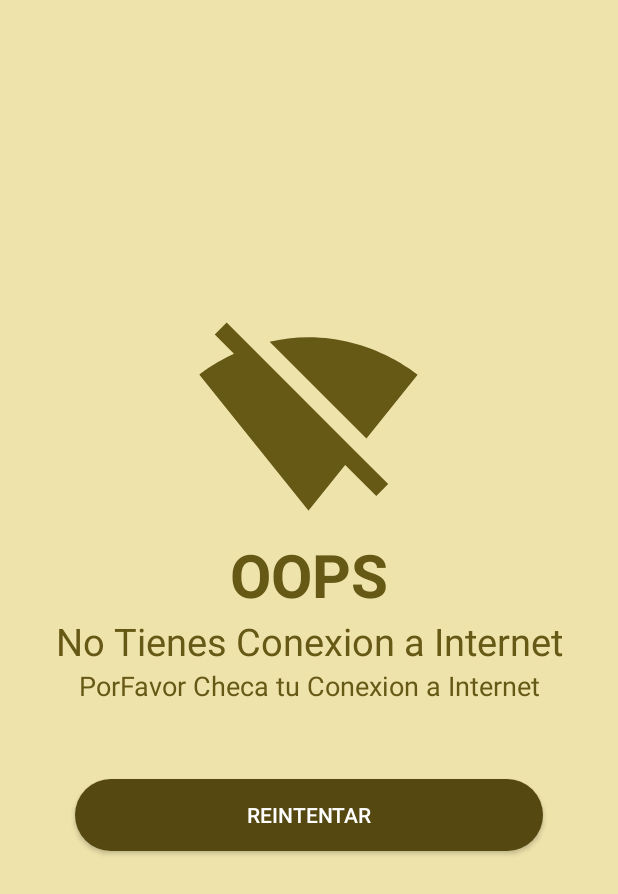
After one commit to BrayanSaldivar31/AndroidPolygons, an Android app: the layout check_internet_dialog.xml on its own in the app's theme, with its tools: preview values and no code run, on a phone screen of 412 x 824 dp. The commit adds this screen. Shown: the top 894 px of the screen. Run offline under Robolectric (Android 15) with nearby library versions, the phone set to English and light mode, and no system bars.

Commit message:
Se realizo la advertencia de tener o no internet

```diff
--- a/app/src/main/AndroidManifest.xml
+++ b/app/src/main/AndroidManifest.xml
@@ -1,6 +1,9 @@
 <?xml version="1.0" encoding="utf-8"?>
 <manifest xmlns:android="http://schemas.android.com/apk/res/android"
     xmlns:tools="http://schemas.android.com/tools">
+
+    <uses-permission android:name="android.permission.INTERNET"/>
+    <uses-permission android:name="android.permission.ACCESS_NETWORK_STATE"/>
 
     <application
         android:allowBackup="true"
--- /dev/null
+++ b/app/src/main/res/drawable/button_shape.xml
@@ -0,0 +1,9 @@
+<?xml version="1.0" encoding="utf-8"?>
+<selector xmlns:android="http://schemas.android.com/apk/res/android">
+    <item>
+        <shape android:shape="rectangle">
+            <solid android:color="@color/colorPrimaryDemo"/>
+            <corners android:radius="50dp"/>
+        </shape>
+    </item>
+</selector>
--- /dev/null
+++ b/app/src/main/res/drawable/ic_baseline_signal_wifi_off_24.xml
@@ -0,0 +1,5 @@
+<vector android:height="24dp" android:tint="#000000"
+    android:viewportHeight="24" android:viewportWidth="24"
+    android:width="24dp" xmlns:android="http://schemas.android.com/apk/res/android">
+    <path android:fillColor="@android:color/white" android:pathData="M23.64,7c-0.45,-0.34 -4.93,-4 -11.64,-4 -1.5,0 -2.89,0.19 -4.15,0.48L18.18,13.8 23.64,7zM17.04,15.22L3.27,1.44 2,2.72l2.05,2.06C1.91,5.76 0.59,6.82 0.36,7l11.63,14.49 0.01,0.01 0.01,-0.01 3.9,-4.86 3.32,3.32 1.27,-1.27 -3.46,-3.46z"/>
+</vector>
--- /dev/null
+++ b/app/src/main/res/layout/check_internet_dialog.xml
@@ -0,0 +1,53 @@
+<?xml version="1.0" encoding="utf-8"?>
+<LinearLayout xmlns:android="http://schemas.android.com/apk/res/android"
+    xmlns:app="http://schemas.android.com/apk/res-auto"
+    android:layout_width="match_parent"
+    android:layout_height="match_parent"
+    android:background="@color/colorPrimaryLightDemo"
+    android:gravity="center"
+    android:orientation="vertical">
+
+    <ImageView
+        android:layout_width="150dp"
+        android:layout_height="150dp"
+        android:src="@drawable/ic_baseline_signal_wifi_off_24"
+        android:layout_gravity="center"
+        app:tint="@color/colorAccentDemo"
+        android:contentDescription="@string/todo" />
+
+    <TextView
+        android:layout_width="match_parent"
+        android:layout_height="wrap_content"
+        android:text="@string/oops"
+        android:textStyle="bold"
+        android:textSize="40sp"
+        android:gravity="center"
+        android:textColor="@color/colorAccentDemo"/>
+
+    <TextView
+        android:layout_width="match_parent"
+        android:layout_height="wrap_content"
+        android:textColor="@color/colorAccentDemo"
+        android:textSize="25sp"
+        android:text="@string/no_tienes_conexion_a_internet"
+        android:gravity="center"/>
+
+    <TextView
+        android:layout_width="match_parent"
+        android:layout_height="wrap_content"
+        android:textColor="@color/colorAccentDemo"
+        android:textSize="18sp"
+        android:text="@string/porfavor_checa_tu_conexion_a_internet"
+        android:gravity="center"/>
+
+    <androidx.appcompat.widget.AppCompatButton
+        android:id="@+id/btnRetry"
+        android:layout_width="match_parent"
+        android:layout_height="wrap_content"
+        android:layout_margin="50dp"
+        android:textAllCaps="true"
+        android:background="@drawable/button_shape"
+        android:textColor="@color/colorOnPrimaryDemo"
+        android:text="@string/reintentar"/>
+
+</LinearLayout>
--- a/app/src/main/res/values/colors.xml
+++ b/app/src/main/res/values/colors.xml
@@ -7,4 +7,10 @@
     <color name="teal_700">#FF018786</color>
     <color name="black">#FF000000</color>
     <color name="white">#FFFFFFFF</color>
+
+<!--    Colores demo-->
+    <color name="colorOnPrimaryDemo">#fff</color>
+    <color name="colorPrimaryDemo">#554911</color>
+    <color name="colorPrimaryLightDemo">#EEE3AB</color>
+    <color name="colorAccentDemo">#665815</color>
 </resources>
--- a/app/src/main/res/values/strings.xml
+++ b/app/src/main/res/values/strings.xml
@@ -1,3 +1,10 @@
 <resources>
     <string name="app_name">Ciudad Acuña</string>
+    <string name="guardar">Guardar</string>
+    <string name="limpiar">limpiar</string>
+    <string name="todo">TODO</string>
+    <string name="oops">OOPS</string>
+    <string name="no_tienes_conexion_a_internet">No Tienes Conexion a Internet</string>
+    <string name="porfavor_checa_tu_conexion_a_internet">PorFavor Checa tu Conexion a Internet</string>
+    <string name="reintentar">Reintentar</string>
 </resources>
```
Also changed, not shown: app/build.gradle (+8 -7 lines), app/src/main/java/com/example/polygonmap/Kotlin.kt (added, +111 -0 lines), app/src/main/java/com/example/polygonmap/MainActivity2.java (+25 -14 lines), app/src/main/java/com/example/polygonmap/MainActivity2_2.kt (deleted, +0 -90 lines), app/src/main/java/com/example/polygonmap/Utility/Common.java (added, +24 -0 lines), app/src/main/java/com/example/polygonmap/Utility/NetworkChangerListener.java (added, +39 -0 lines), app/src/main/res/drawable/bordes_redondos.xml (added, +12 -0 lines), app/src/main/res/layout/activity_main.xml (+18 -13 lines).
